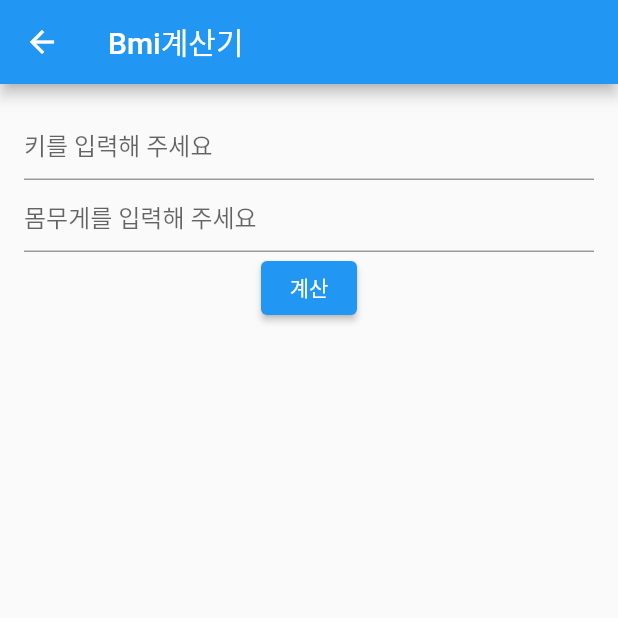
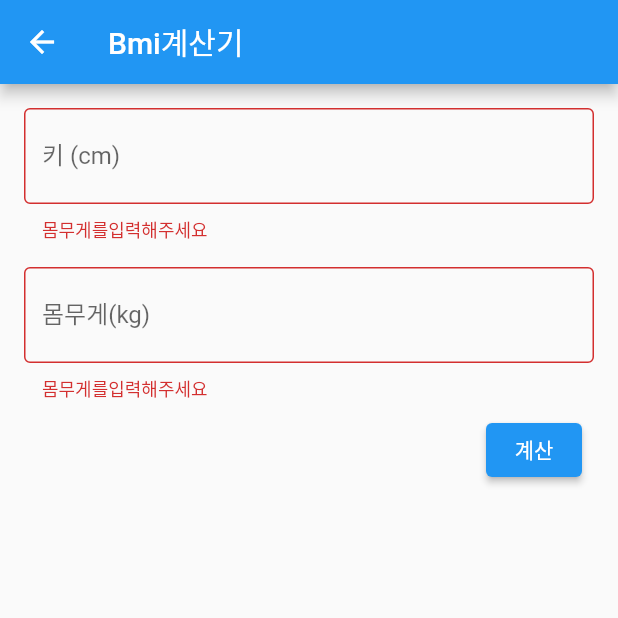
Before and after one commit to ParkGyeongHwan/Flutter_ui, a Flutter app: the BmiCalcHomeScreen screen opened directly, after a tap on "계산", on a phone screen of 412 x 824 dp, the top half of it. Run offline on Flutter 3.47's test engine with Material 2 defaults, Android fonts, the phone set to English and light mode, and no system bars; our stand-ins replace carousel_slider; network calls fail.

Commit message:
TextFormFeild로 수정 텍스트입력안할시 오류메세지 출력하게 수정

```diff
--- a/kakao_t_ui/lib/ui/bmi_clac/bmi_clac_home_screen.dart
+++ b/kakao_t_ui/lib/ui/bmi_clac/bmi_clac_home_screen.dart
@@ -10,7 +10,7 @@ class BmiCalcHomeScreen extends StatefulWidget {
 }
 
 class _BmiCalcHomeScreenState extends State<BmiCalcHomeScreen> {
-
+  final _formkey = GlobalKey<FormState>();
 
   final myController = TextEditingController();
   final myController2 = TextEditingController();
@@ -29,31 +29,57 @@ class _BmiCalcHomeScreenState extends State<BmiCalcHomeScreen> {
       ),
       body: Padding(
         padding: const EdgeInsets.all(16.0),
+        child: Form(
+          key: _formkey,
           child: Column(
             children: [
-            TextField(
+              TextFormField(
                 decoration: InputDecoration(
+                  border: OutlineInputBorder(),
+                    labelText: "키 (cm)",
                     hintText: '키를 입력해 주세요'
                 ),
+            keyboardType: TextInputType.number,
             controller: myController,
+                validator: (value){
+                  if(value.trim().isEmpty) {
+                    return '몸무게를입력해주세요';
+                  }
+                  return null;
+                },
               ),
-            TextField(
+              SizedBox(
+                height: 16,
+              ),
+              TextFormField(
                 decoration: InputDecoration(
+                  border:OutlineInputBorder(),
+                    labelText: "몸무게(kg)",
                     hintText: '몸무게를 입력해 주세요'
                 ),
+                keyboardType: TextInputType.number,
                 controller: myController2,
+                validator: (value){
+                  if(value.trim().isEmpty) {
+                    return '몸무게를입력해주세요';
+                  }
+                  return null;
+                },
               ),
+              ButtonBar(
+                children: [
                   ElevatedButton(onPressed: () {
+                    if (_formkey.currentState.validate()) {
                       var biman = "";
                       var icon;
                       var height = double.parse(myController.text);
                       var kg = double.parse(myController2.text);
-              var result = (kg / (height/100 * height/100));
+                      var result = (kg / (height / 100 * height / 100));
                       if (result < 18.5) {
                         biman = "저체중";
                         icon = Icon(Icons.sick_outlined,
                           size: 60,);
-              } else if (18.5 < result  && result < 22.9 ) {
+                      } else if (18.5 < result && result < 22.9) {
                         biman = "정상";
                         icon = Icon(Icons.sentiment_satisfied_alt_outlined,
                           size: 60,);
@@ -65,11 +91,17 @@ class _BmiCalcHomeScreenState extends State<BmiCalcHomeScreen> {
                       Navigator.push(
                         context,
                         MaterialPageRoute
-                  (builder: (context) => BmiCalcResultScreen(biman: biman,icon: icon)),
+                          (builder: (context) =>
+                            BmiCalcResultScreen(biman: biman, icon: icon)),
                       );
+                    }
                   },
+
                     child: Text('계산'),),
                 ],
+              ),
+            ],
+          ),
         ),
       ),
     );
--- a/kakao_t_ui/lib/ui/bmi_clac/bmi_clac_result_screen.dart
+++ b/kakao_t_ui/lib/ui/bmi_clac/bmi_clac_result_screen.dart
@@ -27,9 +27,7 @@ class BmiCalcResultScreen extends StatelessWidget {
                 mainAxisAlignment: MainAxisAlignment.center,
                 children: [
                   Text(
-
                     biman,
-
                     style: TextStyle(
                         fontSize: 60
                     ),
--- a/kakao_t_ui/lib/ui/kakao_t/kakao_t_screen.dart
+++ b/kakao_t_ui/lib/ui/kakao_t/kakao_t_screen.dart
@@ -71,7 +71,7 @@ class _KakaoTScreenState extends State<KakaoTScreen> {
         CarouselSlider(
           options: CarouselOptions(
             height: 150 ,
-            viewportFraction: 0.9,
+            viewportFraction: 1.0,
             autoPlay: true,
             onPageChanged: (index,_) {
               setState(() {
```
Lines whose indentation alone changed are shown as unchanged.
